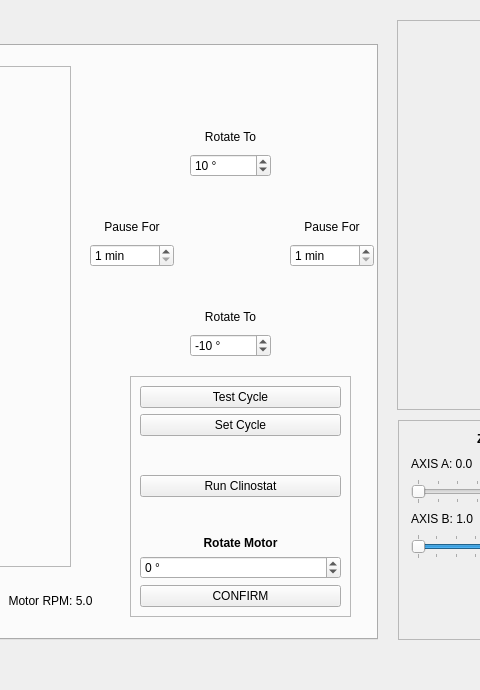
Qt form _ui/FlashLapse_CP.ui (CoCl-Jerry/Flashlapse_Dev) before a commit; both pictures show x 462 to 942 and y 0 to 690 of the 1280 by 690 pixel window.
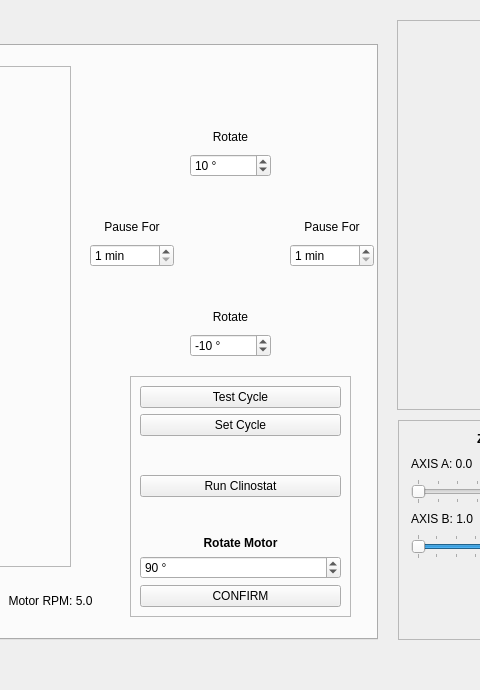
The same form after that commit. The open tabs and pages were chosen to show the change. Icons and pictures are not drawn.

```diff
--- a/_ui/FlashLapse_CP.ui
+++ b/_ui/FlashLapse_CP.ui
@@ -683,7 +683,7 @@
        <item>
         <widget class="QLabel" name="rotate1_label">
          <property name="text">
-          <string>Rotate To</string>
+          <string>Rotate</string>
          </property>
          <property name="alignment">
           <set>Qt::AlignCenter</set>
@@ -794,7 +794,7 @@
        <item>
         <widget class="QLabel" name="rotate2_label">
          <property name="text">
-          <string>Rotate To</string>
+          <string>Rotate</string>
          </property>
          <property name="alignment">
           <set>Qt::AlignCenter</set>
@@ -1006,6 +1006,9 @@
             <property name="maximum">
              <number>180</number>
             </property>
+            <property name="value">
+             <number>90</number>
+            </property>
            </widget>
           </item>
           <item>
```
Left out of the diff: 3 changed lines with no effect on the pictures.
